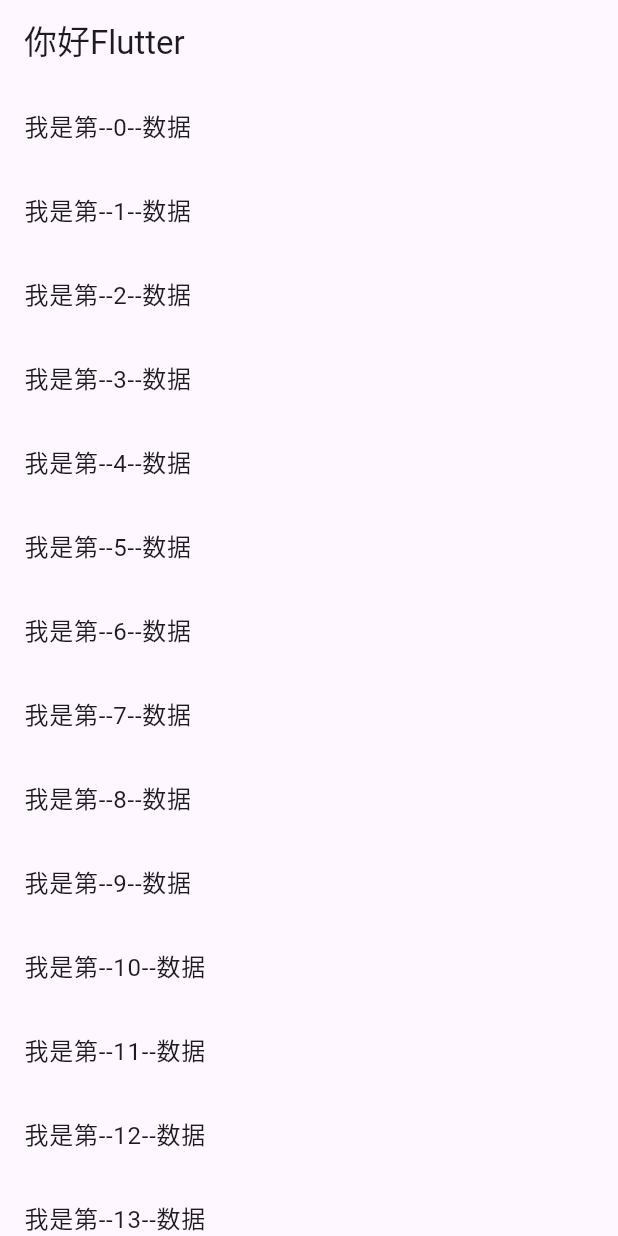
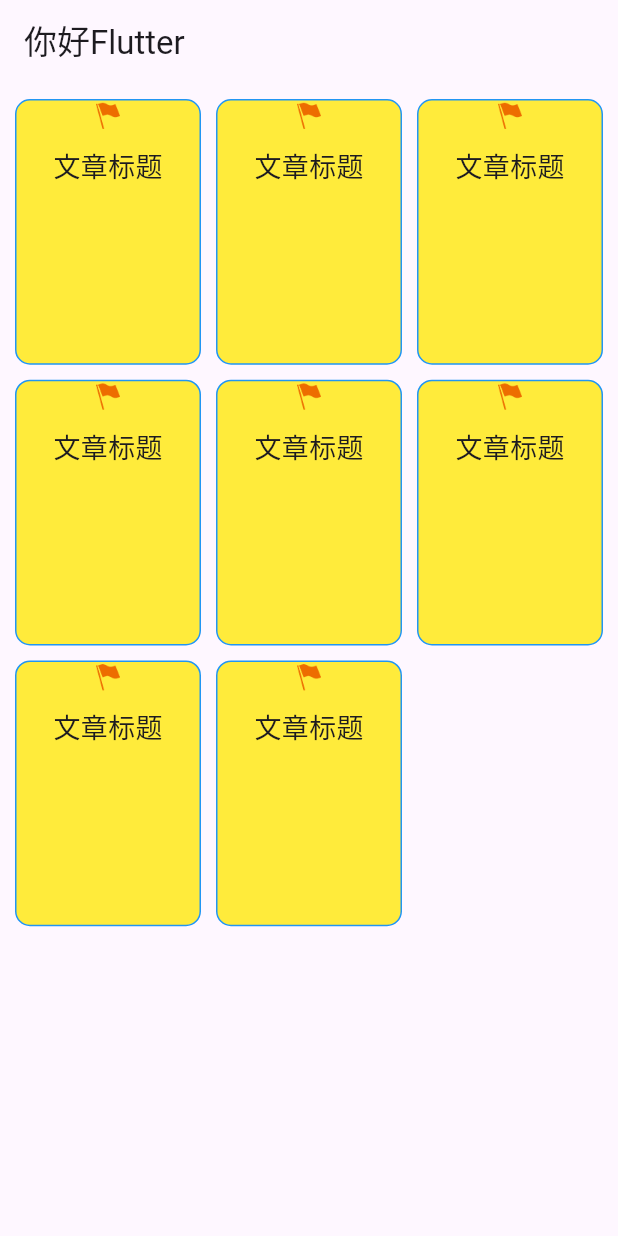
Before and after one commit to huangpu0/Flutter, a Flutter app: the screen it shows after launch, on a phone screen of 412 x 824 dp. Run offline on Flutter 3.47's test engine with Material 3 defaults, Android fonts, the phone set to English and light mode, and no system bars.

Commit message:
05_GridView

```diff
--- /dev/null
+++ b/lib/05_GridView.dart
@@ -0,0 +1,124 @@
+import 'package:flutter/material.dart';
+import 'res/listData.dart';
+
+class MyGridView0 extends StatelessWidget {
+  const MyGridView0({super.key});
+
+  List<Widget> initGridData0() {
+    List<Widget> tmpList = [];
+    for (var i = 0; i < 12; i++) {
+      tmpList.add(Container(
+        alignment: Alignment.center,
+        decoration: const BoxDecoration(
+          color: Colors.blue,
+        ),
+        child: Text('这是第--$i--个数据'),
+      ));
+    }
+    return tmpList;
+  }
+
+  List<Widget> initGridData1() {
+    var tmpList = listData.map((e) {
+      return Container(
+        decoration: BoxDecoration(
+            color: Colors.yellow,
+            borderRadius: BorderRadius.circular(10),
+            border: Border.all(
+              color: Colors.blue,
+            )),
+        child: Column(
+          children: [
+            Image.asset(e['image']),
+            const SizedBox(
+              height: 10,
+            ),
+            Text(
+              e["title"],
+              style: const TextStyle(
+                fontSize: 18,
+              ),
+            ),
+          ],
+        ),
+      );
+    });
+    return tmpList.toList();
+  }
+
+  @override
+  Widget build(BuildContext context) {
+    /// GridView.count crossAxisCount: 3, /// 一 行显示多少个
+    /// GridView.extent maxCrossAxisExtent: 120, /// 横轴子元素最大长度
+
+    return GridView.count(
+      padding: const EdgeInsets.all(10), // 间距
+      /// 一 行显示多少个
+      crossAxisCount: 3,
+
+      /// 水平间距
+      crossAxisSpacing: 10,
+
+      /// 垂直间距
+      mainAxisSpacing: 10,
+
+      /// 子元素宽高比例
+      childAspectRatio: 0.7,
+
+      children: initGridData1(),
+    );
+  }
+}
+
+/// builder 形式动态加载列表
+class MyGridView1 extends StatelessWidget {
+  const MyGridView1({super.key});
+
+  Widget initGridData0(context, index) {
+    return Container(
+      decoration: BoxDecoration(
+          color: Colors.yellow,
+          borderRadius: BorderRadius.circular(10),
+          border: Border.all(
+            color: Colors.blue,
+          )),
+      child: Column(
+        children: [
+          Image.asset(listData[index]['image']),
+          const SizedBox(
+            height: 10,
+          ),
+          Text(
+            listData[index]["title"],
+            style: const TextStyle(
+              fontSize: 18,
+            ),
+          ),
+        ],
+      ),
+    );
+  }
+
+  @override
+  Widget build(BuildContext context) {
+    return GridView.builder(
+      padding: const EdgeInsets.all(10), // 间距
+      itemCount: listData.length,
+      gridDelegate: const SliverGridDelegateWithFixedCrossAxisCount(
+        /// 一 行显示多少个
+        crossAxisCount: 3,
+
+        /// 水平间距
+        crossAxisSpacing: 10,
+
+        /// 垂直间距
+        mainAxisSpacing: 10,
+
+        /// 子元素宽高比例
+        childAspectRatio: 0.7,
+      ),
+
+      itemBuilder: initGridData0,
+    );
+  }
+}
--- a/lib/main.dart
+++ b/lib/main.dart
@@ -2,6 +2,7 @@
 import 'package:flutter01/02_Image.dart';
 import 'package:flutter01/03_Icon.dart';
 import 'package:flutter01/04_ListView.dart';
+import 'package:flutter01/05_GridView.dart';
 import '01_Container_Text.dart';
 
 void main() {
@@ -13,7 +14,7 @@
         appBar: AppBar(
           title: const Text('你好Flutter'),
         ),
-        body: MyListView3(),
+        body: const MyGridView1(),
       )));
 }
 
@@ -29,6 +30,8 @@
 /// 04_ListView
 /// MyListView0(), MyListView1(), MyListView2(),  MyListView3()
 
+/// 05_GridView
+/// MyGridView0(), MyGridView1(),
 
 // class MyApp extends StatelessWidget {
 //   const MyApp({super.key});
```
Also changed, not shown: 1 other file.
